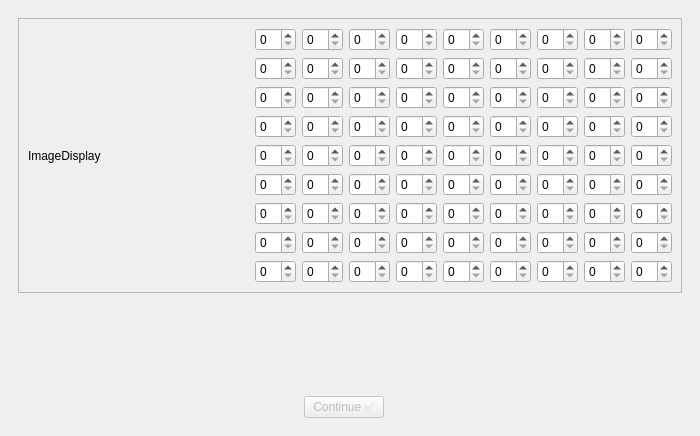
Old version of the form GUI/mainwindow.ui in the repository Deoxo/SudokuOCR.
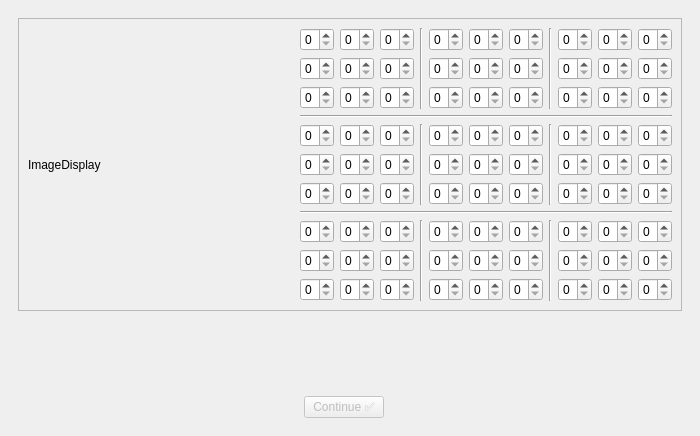
New version of the form. The open tabs and pages were chosen to show the change. Custom widgets are drawn as their Qt base class.

Patch:
```diff
--- a/GUI/mainwindow.ui
+++ b/GUI/mainwindow.ui
@@ -242,249 +242,872 @@
             </widget>
            </item>
            <item>
-            <layout class="QGridLayout" name="gridLayout_4_" columnstretch="0,0,0,0,0,0,0,0,0">
-             <item row="1" column="3">
-              <widget class="QSpinBox" name="spinBox_03"/>
+            <layout class="QGridLayout" name="gridLayout_4_" columnstretch="0,0,0,0,0,0,0,0,0,0,0">
+             <item row="6" column="2">
+              <widget class="QSpinBox" name="spinBox_38">
+               <property name="buttonSymbols">
+                <enum>QAbstractSpinBox::UpDownArrows</enum>
+               </property>
+               <property name="maximum">
+                <number>9</number>
+               </property>
+              </widget>
              </item>
-             <item row="3" column="8">
-              <widget class="QSpinBox" name="spinBox_26"/>
+             <item row="1" column="9">
+              <widget class="QSpinBox" name="spinBox_07">
+               <property name="buttonSymbols">
+                <enum>QAbstractSpinBox::UpDownArrows</enum>
+               </property>
+               <property name="maximum">
+                <number>9</number>
+               </property>
+              </widget>
              </item>
-             <item row="3" column="2">
-              <widget class="QSpinBox" name="spinBox_20"/>
+             <item row="1" column="10">
+              <widget class="QSpinBox" name="spinBox_08">
+               <property name="buttonSymbols">
+                <enum>QAbstractSpinBox::UpDownArrows</enum>
+               </property>
+               <property name="maximum">
+                <number>9</number>
+               </property>
+              </widget>
              </item>
-             <item row="2" column="6">
-              <widget class="QSpinBox" name="spinBox_15"/>
+             <item row="7" column="5">
+              <widget class="QSpinBox" name="spinBox_49">
+               <property name="buttonSymbols">
+                <enum>QAbstractSpinBox::UpDownArrows</enum>
+               </property>
+               <property name="maximum">
+                <number>9</number>
+               </property>
+              </widget>
              </item>
-             <item row="3" column="6">
-              <widget class="QSpinBox" name="spinBox_24"/>
-             </item>
-             <item row="9" column="3">
-              <widget class="QSpinBox" name="spinBox_75"/>
-             </item>
-             <item row="3" column="3">
-              <widget class="QSpinBox" name="spinBox_21"/>
-             </item>
-             <item row="4" column="2">
-              <widget class="QSpinBox" name="spinBox_29"/>
-             </item>
-             <item row="6" column="1">
-              <widget class="QSpinBox" name="spinBox_46"/>
-             </item>
-             <item row="7" column="8">
-              <widget class="QSpinBox" name="spinBox_62"/>
-             </item>
-             <item row="1" column="1">
-              <widget class="QSpinBox" name="spinBox_01"/>
-             </item>
-             <item row="2" column="3">
-              <widget class="QSpinBox" name="spinBox_12"/>
-             </item>
-             <item row="5" column="2">
-              <widget class="QSpinBox" name="spinBox_38"/>
-             </item>
-             <item row="8" column="1">
-              <widget class="QSpinBox" name="spinBox_64"/>
-             </item>
-             <item row="8" column="3">
-              <widget class="QSpinBox" name="spinBox_66"/>
+             <item row="7" column="2">
+              <widget class="QSpinBox" name="spinBox_47">
+               <property name="buttonSymbols">
+                <enum>QAbstractSpinBox::UpDownArrows</enum>
+               </property>
+               <property name="maximum">
+                <number>9</number>
+               </property>
+              </widget>
              </item>
              <item row="5" column="5">
-              <widget class="QSpinBox" name="spinBox_41"/>
+              <widget class="QSpinBox" name="spinBox_31">
+               <property name="buttonSymbols">
+                <enum>QAbstractSpinBox::UpDownArrows</enum>
+               </property>
+               <property name="maximum">
+                <number>9</number>
+               </property>
+              </widget>
+             </item>
+             <item row="9" column="5">
+              <widget class="QSpinBox" name="spinBox_58">
+               <property name="buttonSymbols">
+                <enum>QAbstractSpinBox::UpDownArrows</enum>
+               </property>
+               <property name="maximum">
+                <number>9</number>
+               </property>
+              </widget>
+             </item>
+             <item row="9" column="4">
+              <widget class="QSpinBox" name="spinBox_57">
+               <property name="buttonSymbols">
+                <enum>QAbstractSpinBox::UpDownArrows</enum>
+               </property>
+               <property name="maximum">
+                <number>9</number>
+               </property>
+              </widget>
+             </item>
+             <item row="6" column="0">
+              <widget class="QSpinBox" name="spinBox_36">
+               <property name="buttonSymbols">
+                <enum>QAbstractSpinBox::UpDownArrows</enum>
+               </property>
+               <property name="maximum">
+                <number>9</number>
+               </property>
+              </widget>
+             </item>
+             <item row="6" column="10">
+              <widget class="QSpinBox" name="spinBox_44">
+               <property name="buttonSymbols">
+                <enum>QAbstractSpinBox::UpDownArrows</enum>
+               </property>
+               <property name="maximum">
+                <number>9</number>
+               </property>
+              </widget>
+             </item>
+             <item row="9" column="8">
+              <widget class="QSpinBox" name="spinBox_60">
+               <property name="buttonSymbols">
+                <enum>QAbstractSpinBox::UpDownArrows</enum>
+               </property>
+               <property name="maximum">
+                <number>9</number>
+               </property>
+              </widget>
+             </item>
+             <item row="6" column="1">
+              <widget class="QSpinBox" name="spinBox_37">
+               <property name="buttonSymbols">
+                <enum>QAbstractSpinBox::UpDownArrows</enum>
+               </property>
+               <property name="maximum">
+                <number>9</number>
+               </property>
+              </widget>
+             </item>
+             <item row="6" column="8">
+              <widget class="QSpinBox" name="spinBox_42">
+               <property name="buttonSymbols">
+                <enum>QAbstractSpinBox::UpDownArrows</enum>
+               </property>
+               <property name="maximum">
+                <number>9</number>
+               </property>
+              </widget>
+             </item>
+             <item row="11" column="2">
+              <widget class="QSpinBox" name="spinBox_74">
+               <property name="buttonSymbols">
+                <enum>QAbstractSpinBox::UpDownArrows</enum>
+               </property>
+               <property name="maximum">
+                <number>9</number>
+               </property>
+              </widget>
+             </item>
+             <item row="11" column="5">
+              <widget class="QSpinBox" name="spinBox_76">
+               <property name="buttonSymbols">
+                <enum>QAbstractSpinBox::UpDownArrows</enum>
+               </property>
+               <property name="maximum">
+                <number>9</number>
+               </property>
+              </widget>
+             </item>
+             <item row="3" column="10">
+              <widget class="QSpinBox" name="spinBox_26">
+               <property name="buttonSymbols">
+                <enum>QAbstractSpinBox::UpDownArrows</enum>
+               </property>
+               <property name="maximum">
+                <number>9</number>
+               </property>
+              </widget>
+             </item>
+             <item row="2" column="9">
+              <widget class="QSpinBox" name="spinBox_16">
+               <property name="buttonSymbols">
+                <enum>QAbstractSpinBox::UpDownArrows</enum>
+               </property>
+               <property name="maximum">
+                <number>9</number>
+               </property>
+              </widget>
+             </item>
+             <item row="7" column="1">
+              <widget class="QSpinBox" name="spinBox_46">
+               <property name="buttonSymbols">
+                <enum>QAbstractSpinBox::UpDownArrows</enum>
+               </property>
+               <property name="maximum">
+                <number>9</number>
+               </property>
+              </widget>
+             </item>
+             <item row="5" column="10">
+              <widget class="QSpinBox" name="spinBox_35">
+               <property name="buttonSymbols">
+                <enum>QAbstractSpinBox::UpDownArrows</enum>
+               </property>
+               <property name="maximum">
+                <number>9</number>
+               </property>
+              </widget>
+             </item>
+             <item row="7" column="0">
+              <widget class="QSpinBox" name="spinBox_45">
+               <property name="buttonSymbols">
+                <enum>QAbstractSpinBox::UpDownArrows</enum>
+               </property>
+               <property name="maximum">
+                <number>9</number>
+               </property>
+              </widget>
              </item>
              <item row="3" column="1">
-              <widget class="QSpinBox" name="spinBox_19"/>
+              <widget class="QSpinBox" name="spinBox_19">
+               <property name="buttonSymbols">
+                <enum>QAbstractSpinBox::UpDownArrows</enum>
+               </property>
+               <property name="maximum">
+                <number>9</number>
+               </property>
+              </widget>
+             </item>
+             <item row="7" column="9">
+              <widget class="QSpinBox" name="spinBox_52">
+               <property name="buttonSymbols">
+                <enum>QAbstractSpinBox::UpDownArrows</enum>
+               </property>
+               <property name="maximum">
+                <number>9</number>
+               </property>
+              </widget>
+             </item>
+             <item row="10" column="1">
+              <widget class="QSpinBox" name="spinBox_64">
+               <property name="buttonSymbols">
+                <enum>QAbstractSpinBox::UpDownArrows</enum>
+               </property>
+               <property name="maximum">
+                <number>9</number>
+               </property>
+              </widget>
+             </item>
+             <item row="1" column="8">
+              <widget class="QSpinBox" name="spinBox_06">
+               <property name="buttonSymbols">
+                <enum>QAbstractSpinBox::UpDownArrows</enum>
+               </property>
+               <property name="maximum">
+                <number>9</number>
+               </property>
+              </widget>
+             </item>
+             <item row="7" column="6">
+              <widget class="QSpinBox" name="spinBox_50">
+               <property name="buttonSymbols">
+                <enum>QAbstractSpinBox::UpDownArrows</enum>
+               </property>
+               <property name="maximum">
+                <number>9</number>
+               </property>
+              </widget>
+             </item>
+             <item row="11" column="10">
+              <widget class="QSpinBox" name="spinBox_80">
+               <property name="buttonSymbols">
+                <enum>QAbstractSpinBox::UpDownArrows</enum>
+               </property>
+               <property name="maximum">
+                <number>9</number>
+               </property>
+              </widget>
+             </item>
+             <item row="11" column="9">
+              <widget class="QSpinBox" name="spinBox_79">
+               <property name="buttonSymbols">
+                <enum>QAbstractSpinBox::UpDownArrows</enum>
+               </property>
+               <property name="maximum">
+                <number>9</number>
+               </property>
+              </widget>
+             </item>
+             <item row="11" column="6">
+              <widget class="QSpinBox" name="spinBox_77">
+               <property name="buttonSymbols">
+                <enum>QAbstractSpinBox::UpDownArrows</enum>
+               </property>
+               <property name="maximum">
+                <number>9</number>
+               </property>
+              </widget>
+             </item>
+             <item row="5" column="1">
+              <widget class="QSpinBox" name="spinBox_28">
+               <property name="buttonSymbols">
+                <enum>QAbstractSpinBox::UpDownArrows</enum>
+               </property>
+               <property name="maximum">
+                <number>9</number>
+               </property>
+              </widget>
+             </item>
+             <item row="9" column="2">
+              <widget class="QSpinBox" name="spinBox_56">
+               <property name="buttonSymbols">
+                <enum>QAbstractSpinBox::UpDownArrows</enum>
+               </property>
+               <property name="maximum">
+                <number>9</number>
+               </property>
+              </widget>
+             </item>
+             <item row="7" column="4">
+              <widget class="QSpinBox" name="spinBox_48">
+               <property name="buttonSymbols">
+                <enum>QAbstractSpinBox::UpDownArrows</enum>
+               </property>
+               <property name="maximum">
+                <number>9</number>
+               </property>
+              </widget>
+             </item>
+             <item row="2" column="5">
+              <widget class="QSpinBox" name="spinBox_13">
+               <property name="buttonSymbols">
+                <enum>QAbstractSpinBox::UpDownArrows</enum>
+               </property>
+               <property name="maximum">
+                <number>9</number>
+               </property>
+              </widget>
+             </item>
+             <item row="10" column="8">
+              <widget class="QSpinBox" name="spinBox_69">
+               <property name="buttonSymbols">
+                <enum>QAbstractSpinBox::UpDownArrows</enum>
+               </property>
+               <property name="maximum">
+                <number>9</number>
+               </property>
+              </widget>
+             </item>
+             <item row="3" column="9">
+              <widget class="QSpinBox" name="spinBox_25">
+               <property name="buttonSymbols">
+                <enum>QAbstractSpinBox::UpDownArrows</enum>
+               </property>
+               <property name="maximum">
+                <number>9</number>
+               </property>
+              </widget>
+             </item>
+             <item row="5" column="2">
+              <widget class="QSpinBox" name="spinBox_29">
+               <property name="buttonSymbols">
+                <enum>QAbstractSpinBox::UpDownArrows</enum>
+               </property>
+               <property name="maximum">
+                <number>9</number>
+               </property>
+              </widget>
+             </item>
+             <item row="5" column="9">
+              <widget class="QSpinBox" name="spinBox_34">
+               <property name="buttonSymbols">
+                <enum>QAbstractSpinBox::UpDownArrows</enum>
+               </property>
+               <property name="maximum">
+                <number>9</number>
+               </property>
+              </widget>
+             </item>
+             <item row="3" column="5">
+              <widget class="QSpinBox" name="spinBox_22">
+               <property name="buttonSymbols">
+                <enum>QAbstractSpinBox::UpDownArrows</enum>
+               </property>
+               <property name="maximum">
+                <number>9</number>
+               </property>
+              </widget>
+             </item>
+             <item row="2" column="8">
+              <widget class="QSpinBox" name="spinBox_15">
+               <property name="buttonSymbols">
+                <enum>QAbstractSpinBox::UpDownArrows</enum>
+               </property>
+               <property name="maximum">
+                <number>9</number>
+               </property>
+              </widget>
+             </item>
+             <item row="2" column="1">
+              <widget class="QSpinBox" name="spinBox_10">
+               <property name="buttonSymbols">
+                <enum>QAbstractSpinBox::UpDownArrows</enum>
+               </property>
+               <property name="maximum">
+                <number>9</number>
+               </property>
+              </widget>
+             </item>
+             <item row="1" column="0">
+              <widget class="QSpinBox" name="spinBox_00">
+               <property name="buttonSymbols">
+                <enum>QAbstractSpinBox::UpDownArrows</enum>
+               </property>
+               <property name="maximum">
+                <number>9</number>
+               </property>
+              </widget>
+             </item>
+             <item row="7" column="8">
+              <widget class="QSpinBox" name="spinBox_51">
+               <property name="buttonSymbols">
+                <enum>QAbstractSpinBox::UpDownArrows</enum>
+               </property>
+               <property name="maximum">
+                <number>9</number>
+               </property>
+              </widget>
+             </item>
+             <item row="3" column="2">
+              <widget class="QSpinBox" name="spinBox_20">
+               <property name="buttonSymbols">
+                <enum>QAbstractSpinBox::UpDownArrows</enum>
+               </property>
+               <property name="maximum">
+                <number>9</number>
+               </property>
+              </widget>
              </item>
              <item row="6" column="5">
-              <widget class="QSpinBox" name="spinBox_50"/>
+              <widget class="QSpinBox" name="spinBox_40">
+               <property name="buttonSymbols">
+                <enum>QAbstractSpinBox::UpDownArrows</enum>
+               </property>
+               <property name="maximum">
+                <number>9</number>
+               </property>
+              </widget>
+             </item>
+             <item row="9" column="0">
+              <widget class="QSpinBox" name="spinBox_54">
+               <property name="buttonSymbols">
+                <enum>QAbstractSpinBox::UpDownArrows</enum>
+               </property>
+               <property name="maximum">
+                <number>9</number>
+               </property>
+              </widget>
+             </item>
+             <item row="11" column="1">
+              <widget class="QSpinBox" name="spinBox_73">
+               <property name="buttonSymbols">
+                <enum>QAbstractSpinBox::UpDownArrows</enum>
+               </property>
+               <property name="maximum">
+                <number>9</number>
+               </property>
+              </widget>
+             </item>
+             <item row="4" column="0" colspan="11">
+              <widget class="Line" name="line_2">
+               <property name="orientation">
+                <enum>Qt::Horizontal</enum>
+               </property>
+              </widget>
+             </item>
+             <item row="10" column="6">
+              <widget class="QSpinBox" name="spinBox_68">
+               <property name="buttonSymbols">
+                <enum>QAbstractSpinBox::UpDownArrows</enum>
+               </property>
+               <property name="maximum">
+                <number>9</number>
+               </property>
+              </widget>
              </item>
              <item row="9" column="6">
-              <widget class="QSpinBox" name="spinBox_78"/>
-             </item>
-             <item row="5" column="6">
-              <widget class="QSpinBox" name="spinBox_42"/>
-             </item>
-             <item row="6" column="8">
-              <widget class="QSpinBox" name="spinBox_53"/>
-             </item>
-             <item row="2" column="5">
-              <widget class="QSpinBox" name="spinBox_14"/>
-             </item>
-             <item row="4" column="5">
-              <widget class="QSpinBox" name="spinBox_32"/>
-             </item>
-             <item row="7" column="3">
-              <widget class="QSpinBox" name="spinBox_57"/>
-             </item>
-             <item row="9" column="8">
-              <widget class="QSpinBox" name="spinBox_80"/>
-             </item>
-             <item row="3" column="0">
-              <widget class="QSpinBox" name="spinBox_18"/>
-             </item>
-             <item row="3" column="7">
-              <widget class="QSpinBox" name="spinBox_25"/>
-             </item>
-             <item row="1" column="6">
-              <widget class="QSpinBox" name="spinBox_06"/>
-             </item>
-             <item row="5" column="8">
-              <widget class="QSpinBox" name="spinBox_44"/>
+              <widget class="QSpinBox" name="spinBox_59">
+               <property name="buttonSymbols">
+                <enum>QAbstractSpinBox::UpDownArrows</enum>
+               </property>
+               <property name="maximum">
+                <number>9</number>
+               </property>
+              </widget>
              </item>
              <item row="1" column="4">
-              <widget class="QSpinBox" name="spinBox_04"/>
+              <widget class="QSpinBox" name="spinBox_03">
+               <property name="buttonSymbols">
+                <enum>QAbstractSpinBox::UpDownArrows</enum>
+               </property>
+               <property name="maximum">
+                <number>9</number>
+               </property>
+              </widget>
              </item>
-             <item row="2" column="1">
-              <widget class="QSpinBox" name="spinBox_10"/>
+             <item row="10" column="0">
+              <widget class="QSpinBox" name="spinBox_63">
+               <property name="buttonSymbols">
+                <enum>QAbstractSpinBox::UpDownArrows</enum>
+               </property>
+               <property name="maximum">
+                <number>9</number>
+               </property>
+              </widget>
              </item>
-             <item row="8" column="5">
-              <widget class="QSpinBox" name="spinBox_68"/>
+             <item row="6" column="4">
+              <widget class="QSpinBox" name="spinBox_39">
+               <property name="buttonSymbols">
+                <enum>QAbstractSpinBox::UpDownArrows</enum>
+               </property>
+               <property name="maximum">
+                <number>9</number>
+               </property>
+              </widget>
              </item>
-             <item row="2" column="4">
-              <widget class="QSpinBox" name="spinBox_13"/>
+             <item row="3" column="6">
+              <widget class="QSpinBox" name="spinBox_23">
+               <property name="buttonSymbols">
+                <enum>QAbstractSpinBox::UpDownArrows</enum>
+               </property>
+               <property name="maximum">
+                <number>9</number>
+               </property>
+              </widget>
              </item>
              <item row="5" column="0">
-              <widget class="QSpinBox" name="spinBox_36"/>
+              <widget class="QSpinBox" name="spinBox_27">
+               <property name="buttonSymbols">
+                <enum>QAbstractSpinBox::UpDownArrows</enum>
+               </property>
+               <property name="maximum">
+                <number>9</number>
+               </property>
+              </widget>
              </item>
-             <item row="7" column="7">
-              <widget class="QSpinBox" name="spinBox_61"/>
+             <item row="5" column="6">
+              <widget class="QSpinBox" name="spinBox_32">
+               <property name="buttonSymbols">
+                <enum>QAbstractSpinBox::UpDownArrows</enum>
+               </property>
+               <property name="maximum">
+                <number>9</number>
+               </property>
+              </widget>
              </item>
-             <item row="9" column="5">
-              <widget class="QSpinBox" name="spinBox_77"/>
+             <item row="11" column="4">
+              <widget class="QSpinBox" name="spinBox_75">
+               <property name="buttonSymbols">
+                <enum>QAbstractSpinBox::UpDownArrows</enum>
+               </property>
+               <property name="maximum">
+                <number>9</number>
+               </property>
+              </widget>
              </item>
-             <item row="4" column="6">
-              <widget class="QSpinBox" name="spinBox_33"/>
+             <item row="1" column="1">
+              <widget class="QSpinBox" name="spinBox_01">
+               <property name="buttonSymbols">
+                <enum>QAbstractSpinBox::UpDownArrows</enum>
+               </property>
+               <property name="maximum">
+                <number>9</number>
+               </property>
+              </widget>
              </item>
-             <item row="5" column="1">
-              <widget class="QSpinBox" name="spinBox_37"/>
-             </item>
-             <item row="6" column="2">
-              <widget class="QSpinBox" name="spinBox_47"/>
-             </item>
-             <item row="5" column="7">
-              <widget class="QSpinBox" name="spinBox_43"/>
-             </item>
-             <item row="2" column="0">
-              <widget class="QSpinBox" name="spinBox_09"/>
-             </item>
-             <item row="6" column="7">
-              <widget class="QSpinBox" name="spinBox_52"/>
-             </item>
-             <item row="8" column="4">
-              <widget class="QSpinBox" name="spinBox_67"/>
-             </item>
-             <item row="3" column="4">
-              <widget class="QSpinBox" name="spinBox_22"/>
-             </item>
-             <item row="7" column="1">
-              <widget class="QSpinBox" name="spinBox_55"/>
-             </item>
-             <item row="7" column="5">
-              <widget class="QSpinBox" name="spinBox_59"/>
+             <item row="10" column="2">
+              <widget class="QSpinBox" name="spinBox_65">
+               <property name="buttonSymbols">
+                <enum>QAbstractSpinBox::UpDownArrows</enum>
+               </property>
+               <property name="maximum">
+                <number>9</number>
+               </property>
+              </widget>
              </item>
              <item row="1" column="2">
-              <widget class="QSpinBox" name="spinBox_02"/>
+              <widget class="QSpinBox" name="spinBox_02">
+               <property name="buttonSymbols">
+                <enum>QAbstractSpinBox::UpDownArrows</enum>
+               </property>
+               <property name="maximum">
+                <number>9</number>
+               </property>
+              </widget>
              </item>
-             <item row="8" column="0">
-              <widget class="QSpinBox" name="spinBox_63"/>
+             <item row="8" column="0" colspan="11">
+              <widget class="Line" name="line">
+               <property name="orientation">
+                <enum>Qt::Horizontal</enum>
+               </property>
+              </widget>
              </item>
-             <item row="1" column="7">
-              <widget class="QSpinBox" name="spinBox_07"/>
+             <item row="3" column="8">
+              <widget class="QSpinBox" name="spinBox_24">
+               <property name="buttonSymbols">
+                <enum>QAbstractSpinBox::UpDownArrows</enum>
+               </property>
+               <property name="maximum">
+                <number>9</number>
+               </property>
+              </widget>
              </item>
-             <item row="2" column="8">
-              <widget class="QSpinBox" name="spinBox_17"/>
+             <item row="11" column="8">
+              <widget class="QSpinBox" name="spinBox_78">
+               <property name="buttonSymbols">
+                <enum>QAbstractSpinBox::UpDownArrows</enum>
+               </property>
+               <property name="maximum">
+                <number>9</number>
+               </property>
+              </widget>
              </item>
-             <item row="7" column="4">
-              <widget class="QSpinBox" name="spinBox_58"/>
-             </item>
-             <item row="7" column="0">
-              <widget class="QSpinBox" name="spinBox_54"/>
-             </item>
-             <item row="1" column="0">
-              <widget class="QSpinBox" name="spinBox_00"/>
-             </item>
-             <item row="9" column="7">
-              <widget class="QSpinBox" name="spinBox_79"/>
-             </item>
-             <item row="8" column="8">
-              <widget class="QSpinBox" name="spinBox_71"/>
-             </item>
-             <item row="2" column="2">
-              <widget class="QSpinBox" name="spinBox_11"/>
-             </item>
-             <item row="4" column="1">
-              <widget class="QSpinBox" name="spinBox_28"/>
-             </item>
-             <item row="8" column="2">
-              <widget class="QSpinBox" name="spinBox_65"/>
-             </item>
-             <item row="7" column="6">
-              <widget class="QSpinBox" name="spinBox_60"/>
-             </item>
-             <item row="6" column="3">
-              <widget class="QSpinBox" name="spinBox_48"/>
-             </item>
-             <item row="5" column="3">
-              <widget class="QSpinBox" name="spinBox_39"/>
-             </item>
-             <item row="4" column="3">
-              <widget class="QSpinBox" name="spinBox_30"/>
-             </item>
-             <item row="4" column="8">
-              <widget class="QSpinBox" name="spinBox_35"/>
+             <item row="7" column="10">
+              <widget class="QSpinBox" name="spinBox_53">
+               <property name="buttonSymbols">
+                <enum>QAbstractSpinBox::UpDownArrows</enum>
+               </property>
+               <property name="maximum">
+                <number>9</number>
+               </property>
+              </widget>
              </item>
              <item row="5" column="4">
-              <widget class="QSpinBox" name="spinBox_40"/>
+              <widget class="QSpinBox" name="spinBox_30">
+               <property name="buttonSymbols">
+                <enum>QAbstractSpinBox::UpDownArrows</enum>
+               </property>
+               <property name="maximum">
+                <number>9</number>
+               </property>
+              </widget>
              </item>
-             <item row="3" column="5">
-              <widget class="QSpinBox" name="spinBox_23"/>
+             <item row="2" column="0">
+              <widget class="QSpinBox" name="spinBox_09">
+               <property name="buttonSymbols">
+                <enum>QAbstractSpinBox::UpDownArrows</enum>
+               </property>
+               <property name="maximum">
+                <number>9</number>
+               </property>
+              </widget>
              </item>
-             <item row="4" column="0">
-              <widget class="QSpinBox" name="spinBox_27"/>
+             <item row="10" column="4">
+              <widget class="QSpinBox" name="spinBox_66">
+               <property name="buttonSymbols">
+                <enum>QAbstractSpinBox::UpDownArrows</enum>
+               </property>
+               <property name="maximum">
+                <number>9</number>
+               </property>
+              </widget>
              </item>
-             <item row="2" column="7">
-              <widget class="QSpinBox" name="spinBox_16"/>
+             <item row="9" column="10">
+              <widget class="QSpinBox" name="spinBox_62">
+               <property name="buttonSymbols">
+                <enum>QAbstractSpinBox::UpDownArrows</enum>
+               </property>
+               <property name="maximum">
+                <number>9</number>
+               </property>
+              </widget>
              </item>
-             <item row="8" column="7">
-              <widget class="QSpinBox" name="spinBox_70"/>
+             <item row="3" column="0">
+              <widget class="QSpinBox" name="spinBox_18">
+               <property name="buttonSymbols">
+                <enum>QAbstractSpinBox::UpDownArrows</enum>
+               </property>
+               <property name="maximum">
+                <number>9</number>
+               </property>
+              </widget>
              </item>
-             <item row="1" column="8">
-              <widget class="QSpinBox" name="spinBox_08"/>
+             <item row="10" column="5">
+              <widget class="QSpinBox" name="spinBox_67">
+               <property name="buttonSymbols">
+                <enum>QAbstractSpinBox::UpDownArrows</enum>
+               </property>
+               <property name="maximum">
+                <number>9</number>
+               </property>
+              </widget>
              </item>
-             <item row="6" column="4">
-              <widget class="QSpinBox" name="spinBox_49"/>
+             <item row="1" column="6">
+              <widget class="QSpinBox" name="spinBox_05">
+               <property name="buttonSymbols">
+                <enum>QAbstractSpinBox::UpDownArrows</enum>
+               </property>
+               <property name="maximum">
+                <number>9</number>
+               </property>
+              </widget>
+             </item>
+             <item row="2" column="2">
+              <widget class="QSpinBox" name="spinBox_11">
+               <property name="buttonSymbols">
+                <enum>QAbstractSpinBox::UpDownArrows</enum>
+               </property>
+               <property name="maximum">
+                <number>9</number>
+               </property>
+              </widget>
+             </item>
+             <item row="10" column="9">
+              <widget class="QSpinBox" name="spinBox_70">
+               <property name="buttonSymbols">
+                <enum>QAbstractSpinBox::UpDownArrows</enum>
+               </property>
+               <property name="maximum">
+                <number>9</number>
+               </property>
+              </widget>
+             </item>
+             <item row="1" column="5">
+              <widget class="QSpinBox" name="spinBox_04">
+               <property name="buttonSymbols">
+                <enum>QAbstractSpinBox::UpDownArrows</enum>
+               </property>
+               <property name="maximum">
+                <number>9</number>
+               </property>
+              </widget>
+             </item>
+             <item row="2" column="4">
+              <widget class="QSpinBox" name="spinBox_12">
+               <property name="buttonSymbols">
+                <enum>QAbstractSpinBox::UpDownArrows</enum>
+               </property>
+               <property name="maximum">
+                <number>9</number>
+               </property>
+              </widget>
              </item>
              <item row="6" column="6">
-              <widget class="QSpinBox" name="spinBox_51"/>
+              <widget class="QSpinBox" name="spinBox_41">
+               <property name="buttonSymbols">
+                <enum>QAbstractSpinBox::UpDownArrows</enum>
+               </property>
+               <property name="maximum">
+                <number>9</number>
+               </property>
+              </widget>
              </item>
-             <item row="4" column="7">
-              <widget class="QSpinBox" name="spinBox_34"/>
+             <item row="1" column="3" rowspan="3">
+              <widget class="Line" name="line_3">
+               <property name="orientation">
+                <enum>Qt::Vertical</enum>
+               </property>
+              </widget>
              </item>
-             <item row="7" column="2">
-              <widget class="QSpinBox" name="spinBox_56"/>
+             <item row="5" column="8">
+              <widget class="QSpinBox" name="spinBox_33">
+               <property name="buttonSymbols">
+                <enum>QAbstractSpinBox::UpDownArrows</enum>
+               </property>
+               <property name="maximum">
+                <number>9</number>
+               </property>
+              </widget>
              </item>
-             <item row="9" column="4">
-              <widget class="QSpinBox" name="spinBox_76"/>
+             <item row="3" column="4">
+              <widget class="QSpinBox" name="spinBox_21">
+               <property name="buttonSymbols">
+                <enum>QAbstractSpinBox::UpDownArrows</enum>
+               </property>
+               <property name="maximum">
+                <number>9</number>
+               </property>
+              </widget>
              </item>
-             <item row="8" column="6">
-              <widget class="QSpinBox" name="spinBox_69"/>
+             <item row="2" column="6">
+              <widget class="QSpinBox" name="spinBox_14">
+               <property name="buttonSymbols">
+                <enum>QAbstractSpinBox::UpDownArrows</enum>
+               </property>
+               <property name="maximum">
+                <number>9</number>
+               </property>
+              </widget>
              </item>
-             <item row="9" column="0">
-              <widget class="QSpinBox" name="spinBox_72"/>
+             <item row="2" column="10">
+              <widget class="QSpinBox" name="spinBox_17">
+               <property name="buttonSymbols">
+                <enum>QAbstractSpinBox::UpDownArrows</enum>
+               </property>
+               <property name="maximum">
+                <number>9</number>
+               </property>
+              </widget>
+             </item>
+             <item row="5" column="3" rowspan="3">
+              <widget class="Line" name="line_4">
+               <property name="orientation">
+                <enum>Qt::Vertical</enum>
+               </property>
+              </widget>
+             </item>
+             <item row="11" column="0">
+              <widget class="QSpinBox" name="spinBox_72">
+               <property name="buttonSymbols">
+                <enum>QAbstractSpinBox::UpDownArrows</enum>
+               </property>
+               <property name="maximum">
+                <number>9</number>
+               </property>
+              </widget>
              </item>
              <item row="9" column="1">
-              <widget class="QSpinBox" name="spinBox_73"/>
+              <widget class="QSpinBox" name="spinBox_55">
+               <property name="buttonSymbols">
+                <enum>QAbstractSpinBox::UpDownArrows</enum>
+               </property>
+               <property name="maximum">
+                <number>9</number>
+               </property>
+              </widget>
              </item>
-             <item row="6" column="0">
-              <widget class="QSpinBox" name="spinBox_45"/>
+             <item row="6" column="9">
+              <widget class="QSpinBox" name="spinBox_43">
+               <property name="buttonSymbols">
+                <enum>QAbstractSpinBox::UpDownArrows</enum>
+               </property>
+               <property name="maximum">
+                <number>9</number>
+               </property>
+              </widget>
              </item>
-             <item row="9" column="2">
-              <widget class="QSpinBox" name="spinBox_74"/>
+             <item row="10" column="10">
+              <widget class="QSpinBox" name="spinBox_71">
+               <property name="buttonSymbols">
+                <enum>QAbstractSpinBox::UpDownArrows</enum>
+               </property>
+               <property name="maximum">
+                <number>9</number>
+               </property>
+              </widget>
              </item>
-             <item row="4" column="4">
-              <widget class="QSpinBox" name="spinBox_31"/>
+             <item row="9" column="3" rowspan="3">
+              <widget class="Line" name="line_5">
+               <property name="orientation">
+                <enum>Qt::Vertical</enum>
+               </property>
+              </widget>
              </item>
-             <item row="1" column="5">
-              <widget class="QSpinBox" name="spinBox_05"/>
+             <item row="9" column="9">
+              <widget class="QSpinBox" name="spinBox_61">
+               <property name="buttonSymbols">
+                <enum>QAbstractSpinBox::UpDownArrows</enum>
+               </property>
+               <property name="maximum">
+                <number>9</number>
+               </property>
+              </widget>
+             </item>
+             <item row="1" column="7" rowspan="3">
+              <widget class="Line" name="line_6">
+               <property name="orientation">
+                <enum>Qt::Vertical</enum>
+               </property>
+              </widget>
+             </item>
+             <item row="5" column="7" rowspan="3">
+              <widget class="Line" name="line_7">
+               <property name="orientation">
+                <enum>Qt::Vertical</enum>
+               </property>
+              </widget>
+             </item>
+             <item row="9" column="7" rowspan="3">
+              <widget class="Line" name="line_8">
+               <property name="orientation">
+                <enum>Qt::Vertical</enum>
+               </property>
+              </widget>
              </item>
             </layout>
            </item>
```
Left out of the diff: 127 changed lines with no effect on the pictures.
